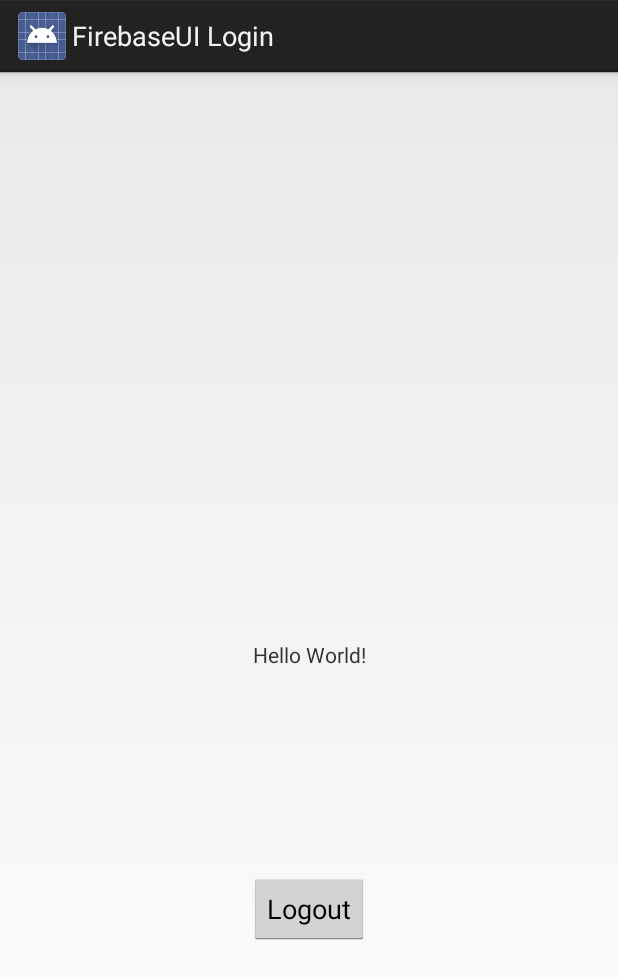
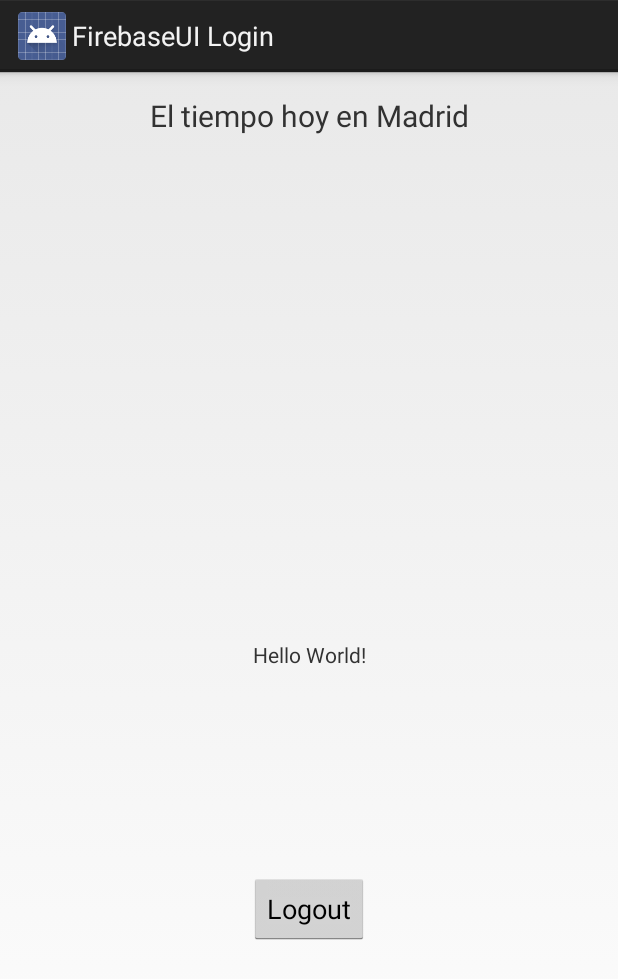
Before and after one commit to reymon359/listo-para-madrid, an Android app: the screen it shows after launch (MainActivity), on a phone screen of 412 x 824 dp. Shown: the top 979 px of the screen. Run offline under Robolectric (Android 15) with nearby library versions, the phone set to English and light mode, and no system bars; our stand-ins replace Firebase (no records; nobody signed in at launch, a user with empty details on screens opened directly); libraries missing offline, so code that uses them is left out: com.firebase.ui; 1 statement that could not run was skipped.

Commit message:
diseño mierda pero va

```diff
--- a/app/src/main/res/layout/activity_main.xml
+++ b/app/src/main/res/layout/activity_main.xml
@@ -5,6 +5,16 @@
     android:layout_width="match_parent"
     android:layout_height="match_parent"
     tools:context=".MainActivity">
+
+    <TextView
+        android:id="@+id/title"
+        android:layout_width="match_parent"
+        android:layout_height="wrap_content"
+        android:padding="15sp"
+        android:text="El tiempo hoy en Madrid"
+        android:textAlignment="center"
+        android:textSize="20sp"
+        tools:ignore="MissingConstraints"></TextView>
 
     <TextView
         android:id="@+id/textView"
@@ -28,4 +38,17 @@
         app:layout_constraintStart_toStartOf="parent"
         app:layout_constraintTop_toBottomOf="@+id/textView" />
 
+    <ScrollView
+        android:layout_width="match_parent"
+        android:layout_height="match_parent">
+
+        <TextView
+            android:id="@+id/tvRespuesta"
+            android:layout_width="match_parent"
+            android:layout_height="wrap_content"
+            android:padding="15sp"
+            android:textAlignment="center"
+            android:textSize="18sp" />
+
+    </ScrollView>
 </android.support.constraint.ConstraintLayout>
```
Also changed, not shown: app/src/main/java/es/upm/miw/firebaselogin/MainActivity.java (+85 -2 lines).
